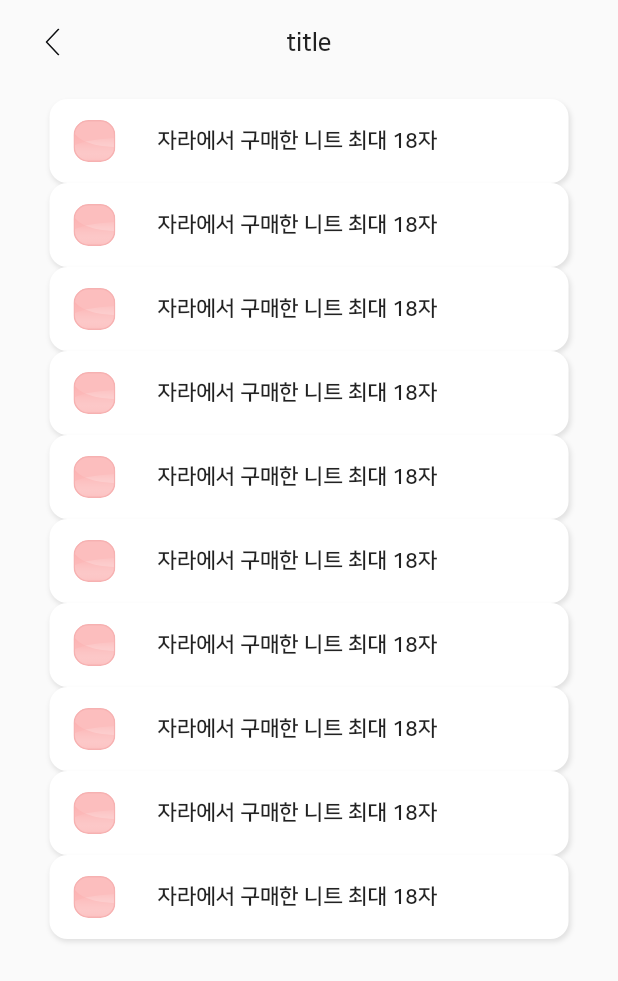
After one commit to Nexters/pinocchio-flutter, a Flutter app: the CategoryScreen screen opened directly, on a phone screen of 412 x 824 dp. The commit adds this screen. Shown: the top 981 px of the screen. Run offline on Flutter 3.47's test engine with Material 2 defaults, Android fonts, the phone set to English and light mode, and no system bars; drawn by our look-alikes of flutter_slidable, touchable_opacity; our stand-ins replace camera, dio, equatable, flutter_bloc, flutter_svg, fluttertoast and 3 more; missing offline and left inert: kakao_flutter_sdk; accounts and stored records are empty.

Commit message:
feat: category 초안

```diff
--- /dev/null
+++ b/lib/presentation/category/category_screen.dart
@@ -0,0 +1,95 @@
+import 'package:flutter/material.dart';
+import 'package:flutter_sancle/utils/constants.dart';
+import 'package:flutter_sancle/utils/size_config.dart';
+import 'package:flutter_slidable/flutter_slidable.dart';
+import 'package:flutter_svg/flutter_svg.dart';
+import 'package:touchable_opacity/touchable_opacity.dart';
+
+class CategoryScreen extends StatefulWidget {
+  @override
+  _CategoryScreenState createState() => _CategoryScreenState();
+
+  static Route route() {
+    return MaterialPageRoute(builder: (_) {
+      return CategoryScreen();
+    });
+  }
+}
+
+class _CategoryScreenState extends State<CategoryScreen> {
+  @override
+  Widget build(BuildContext context) {
+    return Scaffold(
+      body: SafeArea(
+          child: Column(
+        children: [
+          Container(
+            height: 56,
+            padding: EdgeInsets.symmetric(horizontal: 30),
+            child: Row(
+              mainAxisAlignment: MainAxisAlignment.spaceBetween,
+              children: [
+                TouchableOpacity(
+                  activeOpacity: 0.6,
+                  child: Container(
+                      height: getProportionateScreenHeight(56),
+                      alignment: Alignment.centerLeft,
+                      child: SvgPicture.asset("assets/icons/back_button.svg")),
+                  onTap: () {
+                    Navigator.pop(context);
+                  },
+                ),
+                Text('title',
+                    style: TextStyle(
+                        fontSize: getProportionateScreenHeight(16),
+                        fontWeight: FontWeight.w700,
+                        fontFamily: 'nanum_square')),
+                SizedBox(width: 10)
+              ],
+            ),
+          ),
+          SizedBox(height: 10),
+          ListView.builder(
+            padding: EdgeInsets.symmetric(horizontal: getProportionateScreenWidth(30)),
+              itemCount: 10,
+              shrinkWrap: true,
+              itemBuilder: (BuildContext context, int index) {
+                return clothItem(index);
+              })
+        ],
+      )),
+    );
+  }
+
+  Widget clothItem(int index) {
+    return Container(
+      child: Slidable(
+        actionPane: SlidableDrawerActionPane(),
+        // actionExtentRatio: 0.25,
+        child: Container(
+          decoration: BoxDecoration(
+              color: Colors.white,
+              borderRadius: BorderRadius.circular(12.0),
+              boxShadow: [
+                BoxShadow(color: shadowColor, offset: Offset(1, 2), blurRadius: 2)
+              ]),
+          child: ListTile(
+            leading: SvgPicture.asset('assets/icons/red.svg'),
+            title: Text('자라에서 구매한 니트 최대 18자',
+                style: TextStyle(
+                    fontSize: getProportionateScreenHeight(14),
+                    fontWeight: FontWeight.w700,
+                    fontFamily: 'nanum_square')),
+          ),
+        ),
+        secondaryActions: <Widget>[
+          IconSlideAction(
+            color: Colors.blue,
+            iconWidget: SvgPicture.asset('assets/icons/delete.svg'),
+            onTap: () {},
+          ),
+        ],
+      ),
+    );
+  }
+}
--- a/lib/presentation/mypage/mypage_screen.dart
+++ b/lib/presentation/mypage/mypage_screen.dart
@@ -4,6 +4,7 @@ import 'package:flutter/scheduler.dart';
 import 'package:flutter_bloc/flutter_bloc.dart';
 import 'package:flutter_sancle/data/model/home_response.dart';
 import 'package:flutter_sancle/data/model/mypage_response.dart';
+import 'package:flutter_sancle/presentation/category/category_screen.dart';
 import 'package:flutter_sancle/presentation/home/home_screen.dart';
 import 'package:flutter_sancle/presentation/mypage/bloc/MyPageBloc.dart';
 import 'package:flutter_sancle/presentation/mypage/bloc/MyPageState.dart';
@@ -387,7 +388,9 @@ class _MyPageScreenState extends State<MyPageScreen> {
                       width: getProportionateScreenWidth(60));
                 });
               },
-              onTap: () {},
+              onTap: () {
+                Navigator.push(context, CategoryScreen.route());
+              },
               child: _currentCameraSvg[index],
             ),
           ),
```
Also changed, not shown: assets/icons/delete.svg (added), assets/icons/red.svg (added), lib/presentation/category/bloc/CategoryBloc.dart (added), lib/presentation/category/bloc/CategoryEvent.dart (added), lib/presentation/category/bloc/CategoryState.dart (added).
